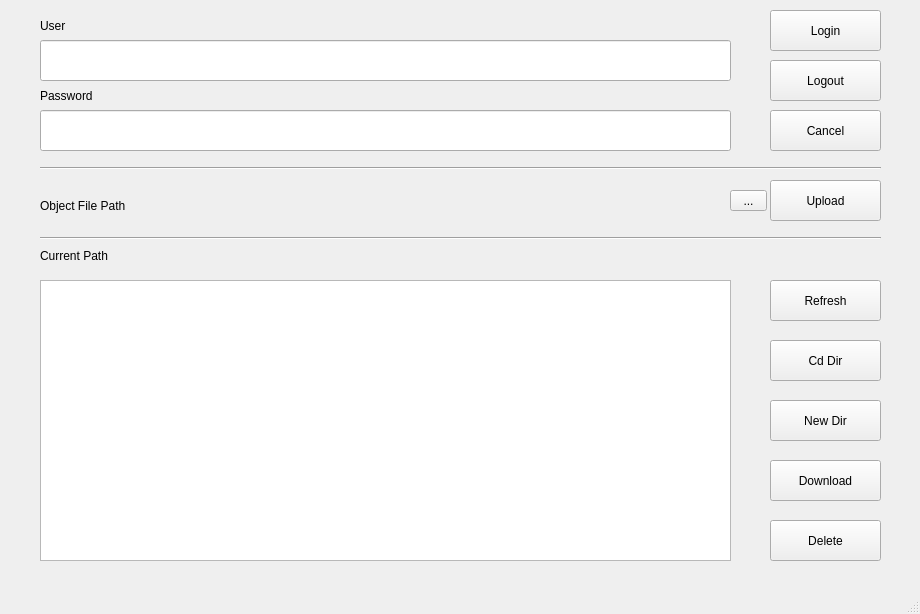
Above: Client/src/mainwindow.ui from Fujh-nk/myFtps before the change. Below: the same form after it.
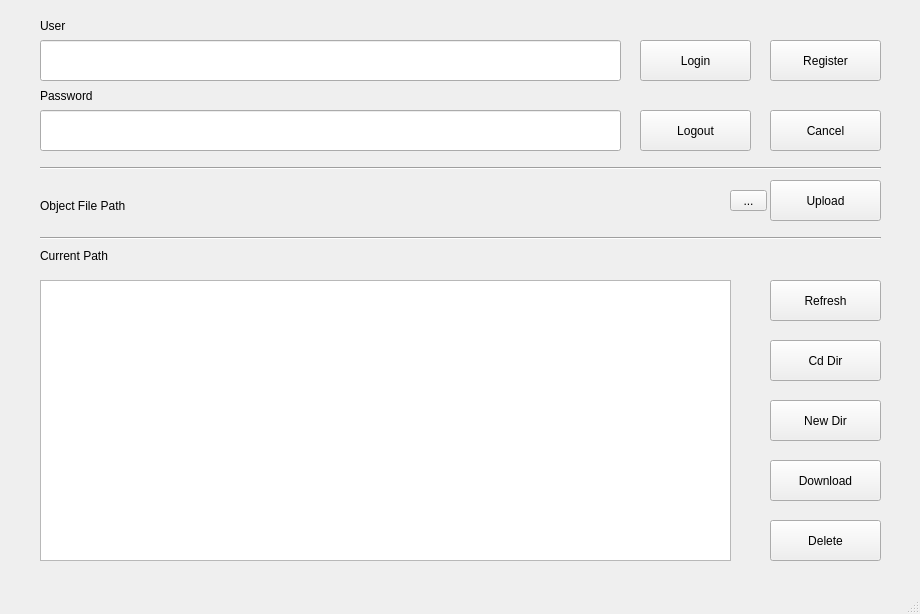
That is the form after the change.

```diff
--- a/Client/src/mainwindow.ui
+++ b/Client/src/mainwindow.ui
@@ -202,8 +202,8 @@
    <widget class="QPushButton" name="btn_login">
     <property name="geometry">
      <rect>
-      <x>770</x>
-      <y>10</y>
+      <x>640</x>
+      <y>40</y>
       <width>111</width>
       <height>41</height>
      </rect>
@@ -215,8 +215,8 @@
    <widget class="QPushButton" name="btn_logout">
     <property name="geometry">
      <rect>
-      <x>770</x>
-      <y>60</y>
+      <x>640</x>
+      <y>110</y>
       <width>111</width>
       <height>41</height>
      </rect>
@@ -246,7 +246,7 @@
      <rect>
       <x>40</x>
       <y>40</y>
-      <width>691</width>
+      <width>581</width>
       <height>41</height>
      </rect>
     </property>
@@ -259,7 +259,7 @@
      <rect>
       <x>40</x>
       <y>110</y>
-      <width>691</width>
+      <width>581</width>
       <height>41</height>
      </rect>
     </property>
@@ -267,6 +267,22 @@
      <string/>
     </property>
    </widget>
+   <widget class="QPushButton" name="btn_reg">
+    <property name="geometry">
+     <rect>
+      <x>770</x>
+      <y>40</y>
+      <width>111</width>
+      <height>41</height>
+     </rect>
+    </property>
+    <property name="text">
+     <string>Register</string>
+    </property>
+    <property name="autoDefault">
+     <bool>false</bool>
+    </property>
+   </widget>
   </widget>
   <widget class="QMenuBar" name="menubar">
    <property name="geometry">
```
